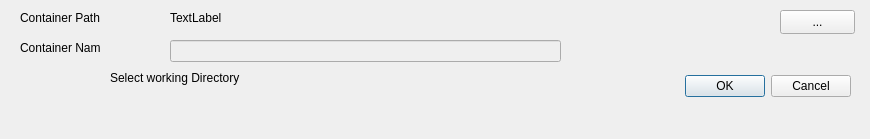
Qt form Graphics/newContainer.ui (inexplicable01/saga) before a commit.
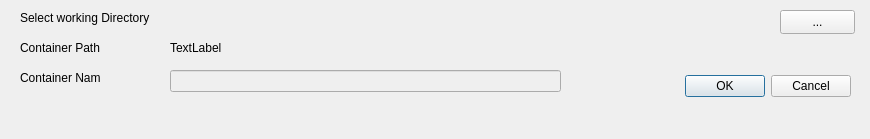
The same form after that commit.

```diff
--- a/Graphics/newContainer.ui
+++ b/Graphics/newContainer.ui
@@ -16,9 +16,9 @@
   <widget class="QDialogButtonBox" name="buttonBox">
    <property name="geometry">
     <rect>
-     <x>510</x>
+     <x>620</x>
      <y>70</y>
-     <width>341</width>
+     <width>231</width>
      <height>32</height>
     </rect>
    </property>
@@ -36,7 +36,7 @@
    <property name="geometry">
     <rect>
      <x>170</x>
-     <y>40</y>
+     <y>70</y>
      <width>391</width>
      <height>22</height>
     </rect>
@@ -46,7 +46,7 @@
    <property name="geometry">
     <rect>
      <x>20</x>
-     <y>10</y>
+     <y>40</y>
      <width>91</width>
      <height>16</height>
     </rect>
@@ -59,7 +59,7 @@
    <property name="geometry">
     <rect>
      <x>20</x>
-     <y>40</y>
+     <y>70</y>
      <width>81</width>
      <height>16</height>
     </rect>
@@ -85,7 +85,7 @@
    <property name="geometry">
     <rect>
      <x>170</x>
-     <y>10</y>
+     <y>40</y>
      <width>591</width>
      <height>16</height>
     </rect>
@@ -97,8 +97,8 @@
   <widget class="QLabel" name="advicelabel">
    <property name="geometry">
     <rect>
-     <x>110</x>
-     <y>70</y>
+     <x>20</x>
+     <y>10</y>
      <width>531</width>
      <height>16</height>
     </rect>
```
